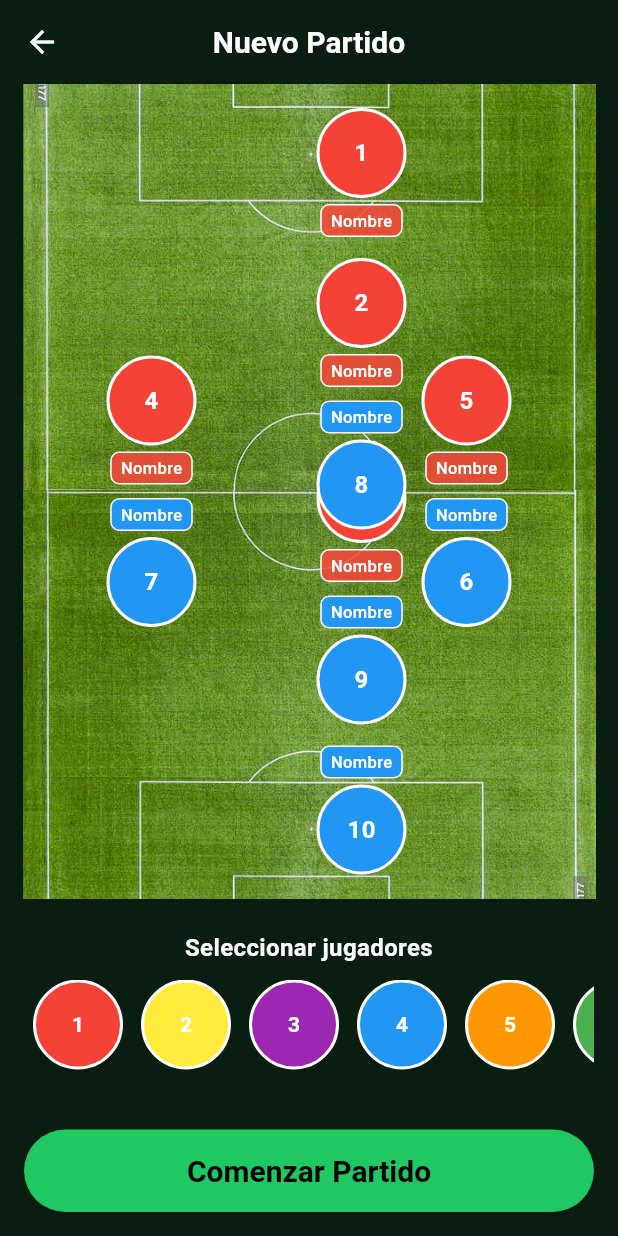
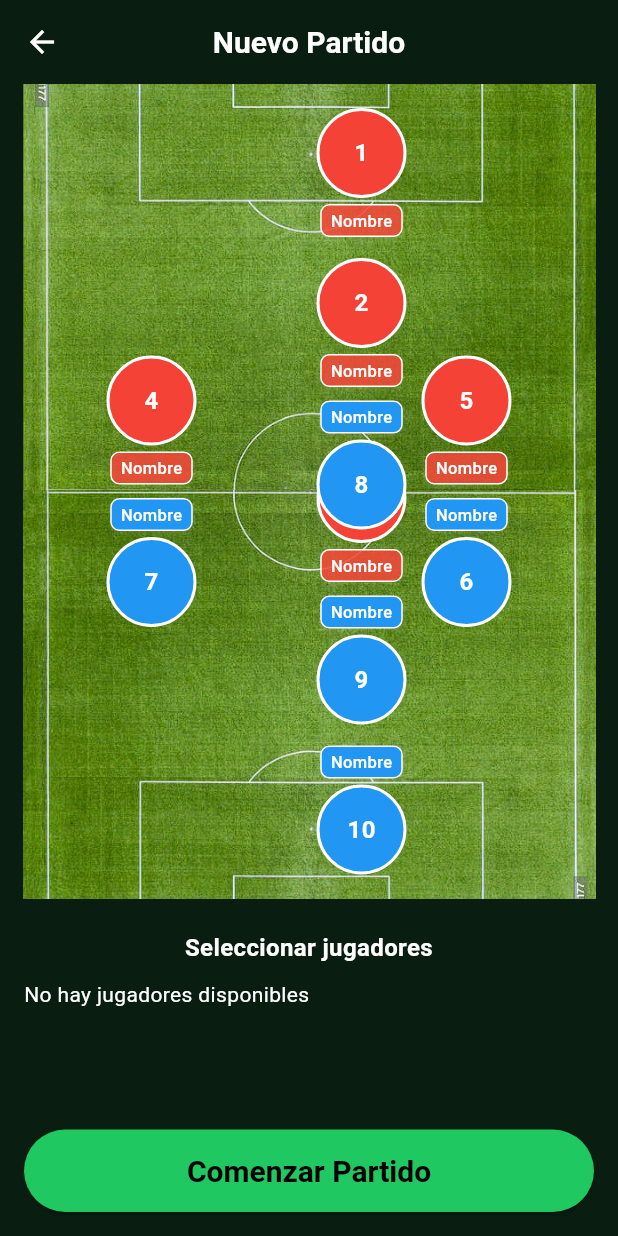
Before and after one commit to FranGonzalez7/football-project, a Flutter app: the NewMatchScreen screen opened by its route, on a phone screen of 412 x 824 dp. Run offline on Flutter 3.47's test engine with Material 3 defaults, Android fonts, the phone set to English and light mode, and no system bars; our stand-ins replace cloud_firestore, firebase_auth, firebase_core, firebase_storage, image_picker; accounts and stored records are empty.

Commit message:
conseguimos poner a los jugadores en la player_selector_list

```diff
--- a/lib/screens/new_match/new_match_screen.dart
+++ b/lib/screens/new_match/new_match_screen.dart
@@ -1,12 +1,28 @@
 import 'package:flutter/material.dart';
+import 'package:football_picker/models/player_model.dart';
 import 'package:football_picker/screens/new_match/widgets/player_bubble_down.dart';
 import 'package:football_picker/screens/new_match/widgets/player_bubble_up.dart';
 import 'package:football_picker/screens/new_match/widgets/player_selector_list.dart';
+import 'package:football_picker/services/player_services.dart';
 import 'package:football_picker/theme/app_colors.dart';
 import 'package:football_picker/widgets/custom_primary_button.dart';
 
-class NewMatchScreen extends StatelessWidget {
+class NewMatchScreen extends StatefulWidget {
   const NewMatchScreen({super.key});
+
+  @override
+  State<NewMatchScreen> createState() => _NewMatchScreenState();
+}
+
+class _NewMatchScreenState extends State<NewMatchScreen> {
+  late Future<List<Player>> _playersFuture;
+  final PlayerService _playerService = PlayerService();
+
+  @override
+  void initState() {
+    super.initState();
+    _playersFuture = _playerService.getPlayers();
+  }
 
   @override
   Widget build(BuildContext context) {
@@ -22,7 +38,6 @@ class NewMatchScreen extends StatelessWidget {
         top: false,
         child: Column(
           crossAxisAlignment: CrossAxisAlignment.stretch,
-          mainAxisAlignment: MainAxisAlignment.start,
           children: [
             Expanded(
               child: Padding(
@@ -31,7 +46,6 @@ class NewMatchScreen extends StatelessWidget {
                   aspectRatio: 16 / 9,
                   child: Stack(
                     children: [
-                      // Imagen del campo
                       Positioned.fill(
                         child: Image.asset(
                           'assets/images/field.png',
@@ -39,7 +53,7 @@ class NewMatchScreen extends StatelessWidget {
                         ),
                       ),
 
-                      // Jugador 1 (posición fija relativa al campo)
+                      // Burbujas estáticas de ejemplo
                       Positioned(
                         left: 196,
                         top: 16,
@@ -65,8 +79,6 @@ class NewMatchScreen extends StatelessWidget {
                         top: 181,
                         child: PlayerBubbleUp(color: upperTeam, number: '5'),
                       ),
-
-                      // Jugador 2
                       Positioned(
                         left: 196,
                         bottom: 16,
@@ -98,14 +110,11 @@ class NewMatchScreen extends StatelessWidget {
               ),
             ),
 
-            SizedBox(height: 5,),
+            const SizedBox(height: 5),
             Container(
               height: 220,
               padding: const EdgeInsets.all(16),
-              decoration: BoxDecoration(
-                color: AppColors.background,
-
-              ),
+              color: AppColors.background,
               child: Column(
                 crossAxisAlignment: CrossAxisAlignment.stretch,
                 children: [
@@ -115,11 +124,34 @@ class NewMatchScreen extends StatelessWidget {
                     style: TextStyle(fontSize: 16, fontWeight: FontWeight.bold),
                   ),
                   const SizedBox(height: 10),
-                  PlayerSelectorList(),
+                  FutureBuilder<List<Player>>(
+                    future: _playersFuture,
+                    builder: (context, snapshot) {
+                      if (snapshot.connectionState == ConnectionState.waiting) {
+                        return const Center(child: CircularProgressIndicator());
+                      } else if (snapshot.hasError) {
+                        return const Text('Error cargando jugadores');
+                      } else if (!snapshot.hasData || snapshot.data!.isEmpty) {
+                        return const Text('No hay jugadores disponibles');
+                      } else {
+                        final players = snapshot.data!;
+                        return PlayerSelectorList(
+                          players: players,
+                          playerColors: {
+                            for (var p in players)
+                              p.id: lowerTeam, // o decide color dinámico
+                          },
+                        );
+                      }
+                    },
+                  ),
                   const Spacer(),
-                  CustomPrimaryButton(text: 'Comenzar Partido', onPressed: () {
-
-                  },)
+                  CustomPrimaryButton(
+                    text: 'Comenzar Partido',
+                    onPressed: () {
+                      // Aún sin funcionalidad
+                    },
+                  ),
                 ],
               ),
             ),
--- a/lib/screens/new_match/widgets/player_selector_list.dart
+++ b/lib/screens/new_match/widgets/player_selector_list.dart
@@ -1,26 +1,47 @@
 import 'package:flutter/material.dart';
-import 'player_selector_bubble.dart'; // Asegúrate de tener este widget o eliminarlo si no lo usas
+import 'package:football_picker/models/player_model.dart';
+import 'package:football_picker/screens/new_match/widgets/player_selector_bubble.dart';
 
-class PlayerSelectorList extends StatelessWidget {
-  const PlayerSelectorList({super.key});
+class PlayerSelectorList extends StatefulWidget {
+  final List<Player> players;
+  final Map<String, Color> playerColors; // map id jugador a color equipo
+
+  const PlayerSelectorList({
+    super.key,
+    required this.players,
+    required this.playerColors,
+  });
+
+  @override
+  State<PlayerSelectorList> createState() => _PlayerSelectorListState();
+}
+
+class _PlayerSelectorListState extends State<PlayerSelectorList> {
+  String? selectedPlayerId;
 
   @override
   Widget build(BuildContext context) {
     return SizedBox(
-      height: 60,
-      child: ListView(
+      height: 80,
+      child: ListView.builder(
         scrollDirection: Axis.horizontal,
-        children: const [
-          PlayerSelectorBubble(number: '1', color: Colors.red),
-          PlayerSelectorBubble(number: '2', color: Colors.yellow),
-          PlayerSelectorBubble(number: '3', color: Colors.purple),
-          PlayerSelectorBubble(number: '4', color: Colors.blue),
-          PlayerSelectorBubble(number: '5', color: Colors.orange),
-          PlayerSelectorBubble(number: '6', color: Colors.green),
-          PlayerSelectorBubble(number: '7', color: Colors.lightBlueAccent),
-          PlayerSelectorBubble(number: '8', color: Colors.black),
-          PlayerSelectorBubble(number: '9', color: Colors.grey),
-        ],
+        itemCount: widget.players.length,
+        itemBuilder: (context, index) {
+          final player = widget.players[index];
+          final color = widget.playerColors[player.id] ?? Colors.grey;
+          final isSelected = selectedPlayerId == player.id;
+
+          return PlayerSelectorBubble(
+            player: player,
+            color: color,
+            isSelected: isSelected,
+            onTap: () {
+              setState(() {
+                selectedPlayerId = player.id;
+              });
+            },
+          );
+        },
       ),
     );
   }
```
Also changed, not shown: lib/screens/new_match/widgets/player_selector_bubble.dart (+52 -9 lines).
